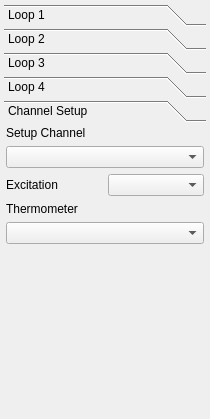
northriv/KAME, file modules/tempcontrol/tempcontrolform.ui: the form before one commit.
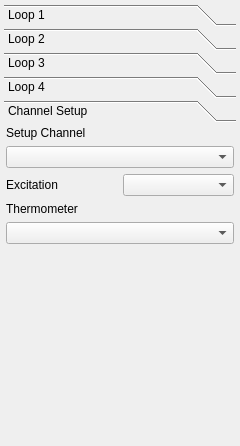
The form after the commit. The open tabs and pages were chosen to show the change.

```diff
--- a/modules/tempcontrol/tempcontrolform.ui
+++ b/modules/tempcontrol/tempcontrolform.ui
@@ -6,8 +6,8 @@
    <rect>
     <x>0</x>
     <y>0</y>
-    <width>210</width>
-    <height>419</height>
+    <width>240</width>
+    <height>446</height>
    </rect>
   </property>
   <property name="sizePolicy">
@@ -2000,8 +2000,8 @@
         <rect>
          <x>0</x>
          <y>0</y>
-         <width>202</width>
-         <height>281</height>
+         <width>232</width>
+         <height>308</height>
         </rect>
        </property>
        <attribute name="label">
```
Left out of the diff: 8 changed lines with no effect on the pictures.
